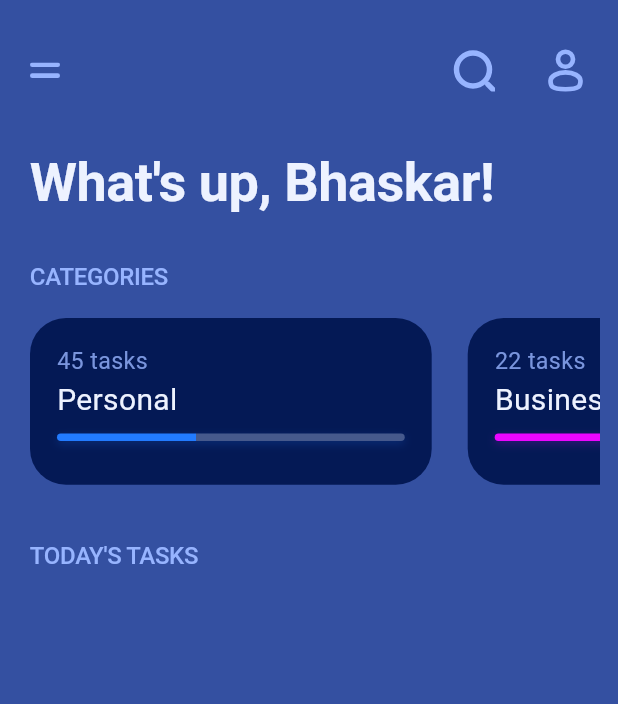
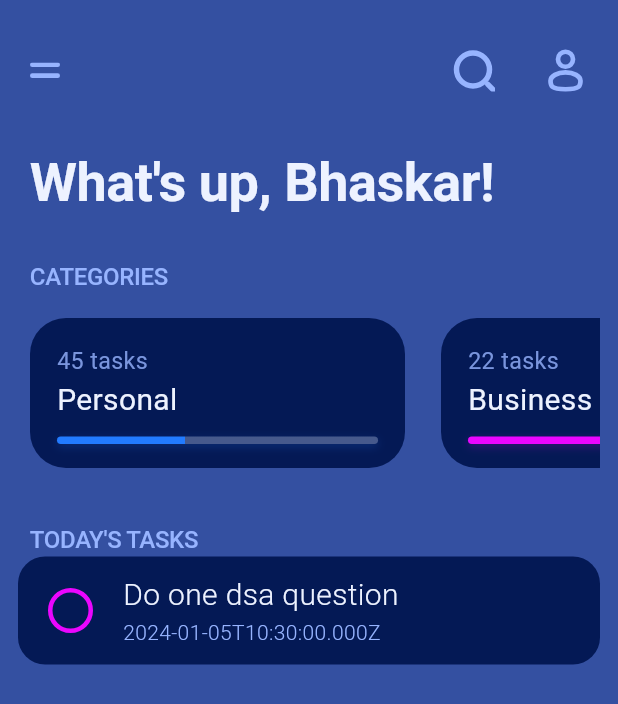
Before and after one commit to bhaskaraa45/gymtrack, a Flutter app: the screen it shows after launch, on a phone screen of 412 x 824 dp. Shown: the top 704 px of the screen. Run offline on Flutter 3.47's test engine with Material 3 defaults, Android fonts, the phone set to English and light mode, and no system bars; our stand-ins replace flutter_svg.

Commit message:
tasks card added

```diff
--- /dev/null
+++ b/frontend/lib/models/todo_model.dart
@@ -0,0 +1,15 @@
+// ignore_for_file: non_constant_identifier_names
+
+class TodoModel {
+  final int id;
+  final String title;
+  final String description;
+  final bool isDone;
+  final String tag;
+  final String User;
+  final DateTime time;
+
+  TodoModel({required this.id, required this.title, required this.description, required this.isDone, required this.tag, required this.User, required this.time});
+
+
+}
--- a/frontend/lib/screens/home.dart
+++ b/frontend/lib/screens/home.dart
@@ -1,8 +1,10 @@
 import 'package:flutter/material.dart';
 import 'package:todo/colors/colors.dart';
 import 'package:todo/models/tag_model.dart';
+import 'package:todo/models/todo_model.dart';
 import 'package:todo/widgets/categories_card.dart';
 import 'package:todo/widgets/svg_icon.dart';
+import 'package:todo/widgets/tasks_card.dart';
 
 class HomeScreen extends StatefulWidget {
   const HomeScreen({super.key});
@@ -19,6 +21,8 @@ class _HomeScreenState extends State<HomeScreen> {
     TagModel(tag: 'Coding', completeTasks: 25, tasks: 25),
     TagModel(tag: 'Othets', completeTasks: 12, tasks: 18),
   ];
+
+TodoModel todoModel = TodoModel(id: 10, title: "Do one dsa question", description: "1", isDone: false, tag: "tag", User: "bhaskar", time: DateTime.now());
 
   Widget headerIcons() {
     return Container(
@@ -137,7 +141,7 @@ class _HomeScreenState extends State<HomeScreen> {
             Padding(
               padding: const EdgeInsets.only(left: 8.0),
               child: SizedBox(
-                height: MediaQuery.of(context).size.width * 0.27 ,
+                height: 100 ,
                 child: Expanded(child: listOfTags())),
             ),
             const SizedBox(
@@ -154,6 +158,8 @@ class _HomeScreenState extends State<HomeScreen> {
                     fontSize: 16),
               ),
             ),
+
+            TasksCard(color: MyColors().purple,todo: todoModel,)
           ],
         ),
       )),
--- a/frontend/lib/widgets/categories_card.dart
+++ b/frontend/lib/widgets/categories_card.dart
@@ -38,10 +38,9 @@ class CategoriesCard extends StatelessWidget {
 
   @override
   Widget build(BuildContext context) {
-    Size size = MediaQuery.of(context).size;
     return Container(
-      height: size.width * 0.27,
-      width: size.width * 0.65,
+      height: 100,
+      width: 250,
       decoration: BoxDecoration(
           color: MyColors().primary2, borderRadius: BorderRadius.circular(24)),
       child: Padding(
@@ -62,7 +61,7 @@ class CategoriesCard extends StatelessWidget {
               ),
             ),
             const SizedBox(
-              height: 8,
+              height: 10,
             ),
             processLine()
           ],
--- /dev/null
+++ b/frontend/lib/widgets/tasks_card.dart
@@ -0,0 +1,78 @@
+import 'package:flutter/material.dart';
+import 'package:todo/colors/colors.dart';
+import 'package:todo/models/todo_model.dart';
+
+class TasksCard extends StatefulWidget {
+  const TasksCard({super.key, required this.color, required this.todo});
+  final Color color;
+  final TodoModel todo;
+
+  @override
+  State<TasksCard> createState() => _TasksCardState();
+}
+
+class _TasksCardState extends State<TasksCard> {
+  Widget checkBox() {
+    return Material(
+      color: Colors.transparent,
+      child: InkWell(
+        onTap: () {},
+        borderRadius: BorderRadius.circular(100),
+        child: Container(
+          height: 30,
+          width: 30,
+          decoration: BoxDecoration(
+              shape: BoxShape.circle,
+              border: Border.all(color: widget.color, width: 3)),
+        ),
+      ),
+    );
+  }
+
+  @override
+  Widget build(BuildContext context) {
+    return Container(
+      width: double.infinity,
+      height: 72,
+      decoration: BoxDecoration(
+          color: MyColors().primary2, borderRadius: BorderRadius.circular(18)),
+      child: Row(
+        children: [
+          const SizedBox(
+            width: 20,
+          ),
+          checkBox(),
+          const SizedBox(
+            width: 20,
+          ),
+          Flexible(
+            child: Column(
+              mainAxisSize: MainAxisSize.min,
+              crossAxisAlignment: CrossAxisAlignment.start,
+              children: [
+                Text(
+                  widget.todo.title,
+                  maxLines: 1,
+                  overflow: TextOverflow.ellipsis,
+                  style: TextStyle(
+                      color: MyColors().textColor,
+                      fontSize: 20,
+                      fontWeight: FontWeight.w300),
+                ),
+                Text(
+                  widget.todo.time.toUtc().toIso8601String(),
+                  maxLines: 1,
+                  overflow: TextOverflow.ellipsis,
+                  style: TextStyle(
+                      color: MyColors().secondary,
+                      fontSize: 14,
+                      fontWeight: FontWeight.w300),
+                ),
+              ],
+            ),
+          )
+        ],
+      ),
+    );
+  }
+}
```
